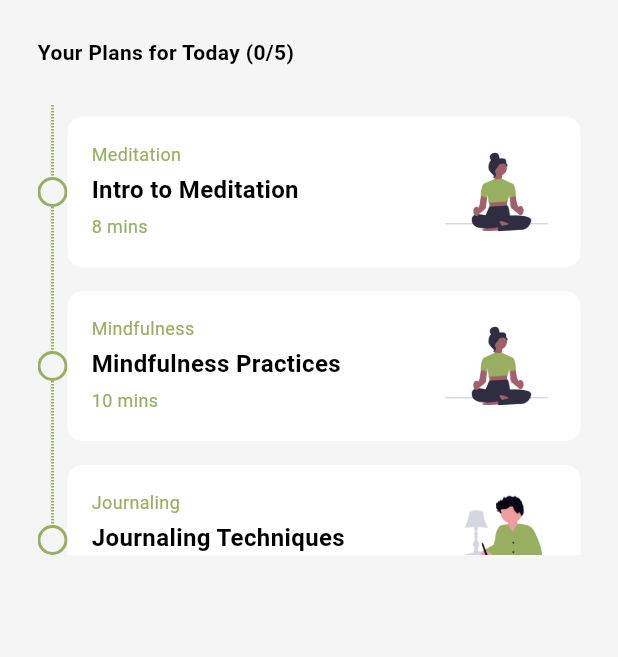
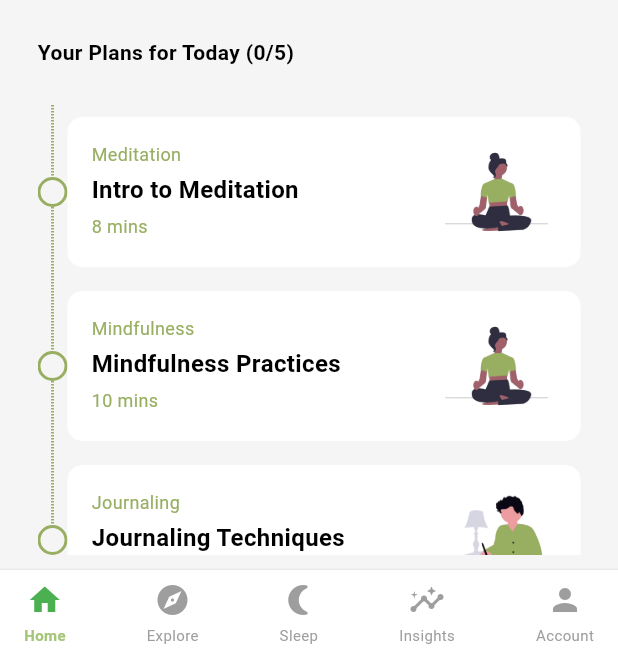
Before and after one commit to ClarenceLaria/Calmi, a Flutter app: the screen it shows after launch, on a phone screen of 412 x 824 dp, the part 579-1236 px from its top. Run offline on Flutter 3.47's test engine with Material 3 defaults, Android fonts, the phone set to English and light mode, and no system bars; our stand-ins replace timelines_plus.

Commit message:
Custom navbar

```diff
--- /dev/null
+++ b/lib/components/custom_navbar.dart
@@ -0,0 +1,70 @@
+import 'package:flutter/material.dart';
+
+class CustomBottomNavBar extends StatelessWidget {
+  final int selectedIndex;
+  final Function(int) onItemTapped;
+
+  const CustomBottomNavBar({
+    super.key,
+    required this.selectedIndex,
+    required this.onItemTapped,
+  });
+
+  @override
+  Widget build(BuildContext context) {
+    final List<_NavItem> items = [
+      _NavItem(icon: Icons.home, label: 'Home'),
+      _NavItem(icon: Icons.explore, label: 'Explore'),
+      _NavItem(icon: Icons.nightlight_round, label: 'Sleep'),
+      _NavItem(icon: Icons.insights, label: 'Insights'),
+      _NavItem(icon: Icons.person, label: 'Account'),
+    ];
+
+    return Container(
+      padding: const EdgeInsets.symmetric(horizontal: 16, vertical: 8),
+      decoration: const BoxDecoration(
+        color: Colors.white,
+        border: Border(
+          top: BorderSide(color: Color(0xFFEAEAEA)),
+        ),
+      ),
+      child: Row(
+        mainAxisAlignment: MainAxisAlignment.spaceBetween,
+        children: List.generate(items.length, (index) {
+          final item = items[index];
+          final isSelected = index == selectedIndex;
+
+          return GestureDetector(
+            onTap: () => onItemTapped(index),
+            child: Column(
+              mainAxisSize: MainAxisSize.min,
+              children: [
+                Icon(
+                  item.icon,
+                  size: 24,
+                  color: isSelected ? Colors.green : Colors.grey,
+                ),
+                const SizedBox(height: 4),
+                Text(
+                  item.label,
+                  style: TextStyle(
+                    fontSize: 10,
+                    color: isSelected ? const Color(0xFFA5C67A) : Colors.grey,
+                    fontWeight: isSelected ? FontWeight.w600 : FontWeight.normal,
+                  ),
+                ),
+              ],
+            ),
+          );
+        }),
+      ),
+    );
+  }
+}
+
+class _NavItem {
+  final IconData icon;
+  final String label;
+
+  _NavItem({required this.icon, required this.label});
+}
--- a/lib/components/entry_point.dart
+++ b/lib/components/entry_point.dart
@@ -1,5 +1,6 @@
 import 'package:flutter/material.dart';
 import 'package:calmi_app/screens/home_screen.dart';
+import 'package:calmi_app/components/custom_navbar.dart';
 
 class EntryPoint extends StatefulWidget{
   const EntryPoint({super.key});
@@ -57,6 +58,7 @@ class _EntryPointState extends State<EntryPoint> {
         ),
       ),
       body: screens[_selectedIndex]['route'] as Widget,
+      bottomNavigationBar: CustomBottomNavBar(selectedIndex: _selectedIndex, onItemTapped: _onItemTapped,),
     );
   }
 }
```
